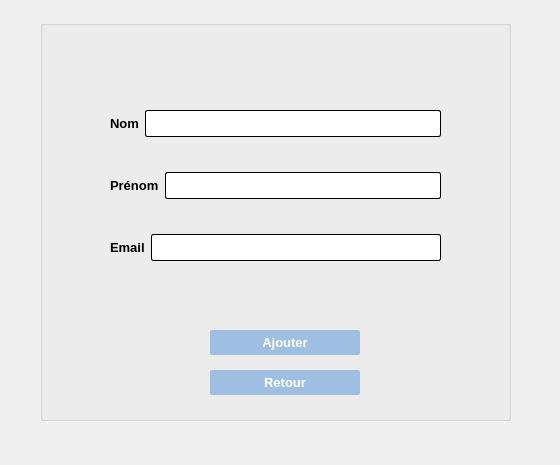
Qt form addprof.ui (aminabkl/Departement_Management) before a commit.
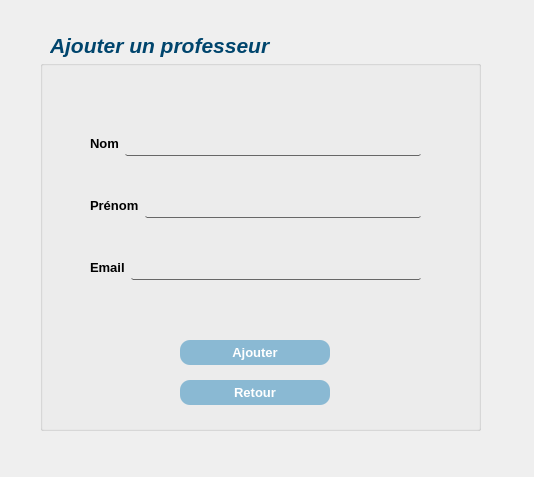
The same form after that commit.

What changed in the file:
```diff
--- a/addprof.ui
+++ b/addprof.ui
@@ -6,8 +6,8 @@
    <rect>
     <x>0</x>
     <y>0</y>
-    <width>560</width>
-    <height>465</height>
+    <width>534</width>
+    <height>477</height>
    </rect>
   </property>
   <property name="windowTitle">
@@ -17,19 +17,29 @@
    <property name="geometry">
     <rect>
      <x>40</x>
-     <y>20</y>
-     <width>471</width>
-     <height>401</height>
+     <y>60</y>
+     <width>441</width>
+     <height>371</height>
     </rect>
    </property>
+   <property name="font">
+    <font>
+     <pointsize>16</pointsize>
+     <italic>true</italic>
+    </font>
+   </property>
+   <property name="styleSheet">
+    <string notr="true">color:blue;
+</string>
+   </property>
    <property name="title">
     <string/>
    </property>
    <widget class="QPushButton" name="AddButton">
     <property name="geometry">
      <rect>
-      <x>170</x>
-      <y>310</y>
+      <x>140</x>
+      <y>280</y>
       <width>150</width>
       <height>25</height>
      </rect>
@@ -42,11 +52,12 @@
     </property>
     <property name="styleSheet">
      <string notr="true">QPushButton{
-color: #ffffff;
-border-radius:2px;
-background-color: rgb(159, 191, 226);
+color: #ffffff; 
+background-color: #8AB9D3;
 height: 25px;
 font-size:13px;
+border-radius:10px;
+width:100px;
 }
 QPushButton:hover:!pressed
 {
@@ -64,8 +75,8 @@
    <widget class="QPushButton" name="SalleReturn">
     <property name="geometry">
      <rect>
-      <x>170</x>
-      <y>350</y>
+      <x>140</x>
+      <y>320</y>
       <width>150</width>
       <height>25</height>
      </rect>
@@ -78,11 +89,12 @@
     </property>
     <property name="styleSheet">
      <string notr="true">QPushButton{
-color: #ffffff;
-border-radius:2px;
-background-color: rgb(159, 191, 226);
+color: #ffffff; 
+background-color: #8AB9D3;
 height: 25px;
 font-size:13px;
+border-radius:10px;
+width:100px;
 }
 QPushButton:hover:!pressed
 {
@@ -97,11 +109,11 @@
      <string>Retour</string>
     </property>
    </widget>
-   <widget class="QWidget" name="">
+   <widget class="QWidget" name="layoutWidget">
     <property name="geometry">
      <rect>
-      <x>70</x>
-      <y>61</y>
+      <x>50</x>
+      <y>40</y>
       <width>331</width>
       <height>211</height>
      </rect>
@@ -118,6 +130,9 @@
            <bold>true</bold>
           </font>
          </property>
+         <property name="styleSheet">
+          <string notr="true">color:black;</string>
+         </property>
          <property name="text">
           <string>Nom</string>
          </property>
@@ -135,7 +150,15 @@
 	background-color: rgb(255, 255, 255);
 	 border: 1px  solid;
      border-radius: 2px;
+background:transparent;
+border-top: 10px solid rgb(103, 103, 103);
+border:none;
+border-bottom: 1px solid rgb(103, 103, 103);
 height:25px;
+color:black;
+ 
+
+
 }</string>
          </property>
         </widget>
@@ -153,6 +176,9 @@
            <bold>true</bold>
           </font>
          </property>
+         <property name="styleSheet">
+          <string notr="true">color:black;</string>
+         </property>
          <property name="text">
           <string>Prénom</string>
          </property>
@@ -167,10 +193,17 @@
          </property>
          <property name="styleSheet">
           <string notr="true">QLineEdit{
+ 
+ 
 	background-color: rgb(255, 255, 255);
 	 border: 1px  solid;
      border-radius: 2px;
+background:transparent;
+border-top: 10px solid rrgb(255, 255, 255);
+border:none;
+border-bottom: 1px solid rgb(103, 103, 103);
 height:25px;
+color:black;
 }</string>
          </property>
         </widget>
@@ -188,6 +221,9 @@
            <bold>true</bold>
           </font>
          </property>
+         <property name="styleSheet">
+          <string notr="true">color:black;</string>
+         </property>
          <property name="text">
           <string>Email</string>
          </property>
@@ -202,10 +238,15 @@
          </property>
          <property name="styleSheet">
           <string notr="true">QLineEdit{
-	background-color: rgb(255, 255, 255);
+		background-color: rgb(255, 255, 255);
 	 border: 1px  solid;
      border-radius: 2px;
+background:transparent;
+border-top: 10px solid rrgb(255, 255, 255);
+border:none;
+border-bottom: 1px solid rgb(103, 103, 103);
 height:25px;
+color:black;
 }</string>
          </property>
         </widget>
@@ -215,6 +256,29 @@
     </layout>
    </widget>
   </widget>
+  <widget class="QLabel" name="label_7">
+   <property name="geometry">
+    <rect>
+     <x>50</x>
+     <y>20</y>
+     <width>341</width>
+     <height>51</height>
+    </rect>
+   </property>
+   <property name="font">
+    <font>
+     <pointsize>16</pointsize>
+     <italic>true</italic>
+     <bold>true</bold>
+    </font>
+   </property>
+   <property name="styleSheet">
+    <string notr="true">color:#00456D ; </string>
+   </property>
+   <property name="text">
+    <string>Ajouter un professeur</string>
+   </property>
+  </widget>
  </widget>
  <resources/>
  <connections/>
```
Left out of the diff: 6 changed lines with no effect on the pictures.
